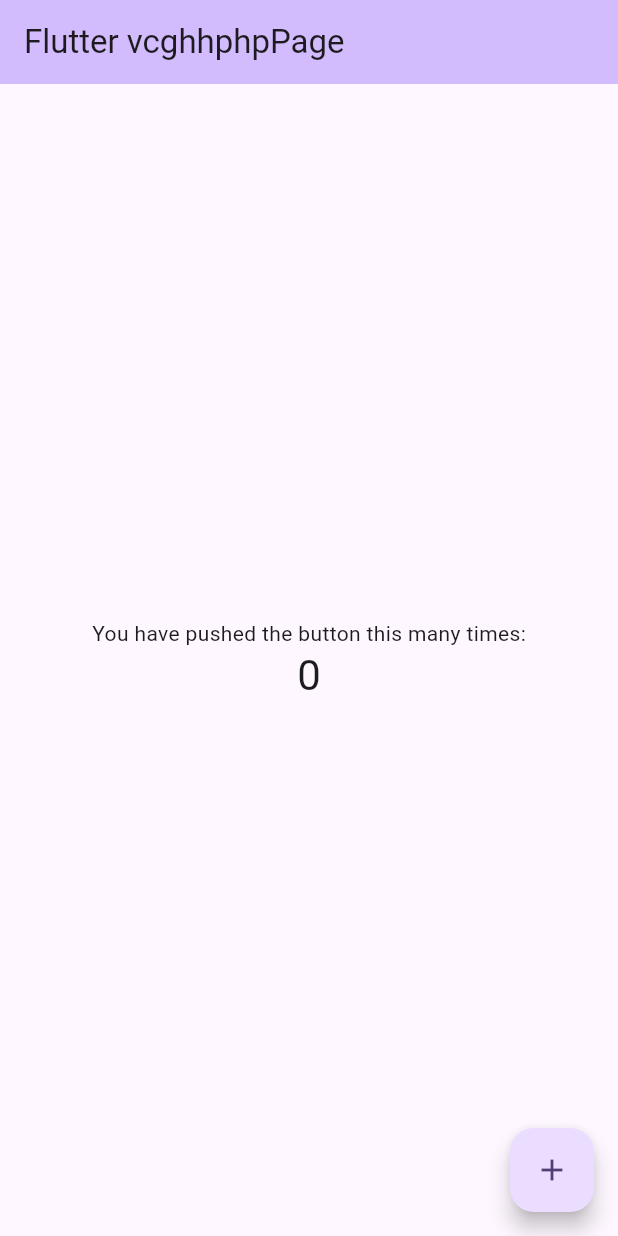
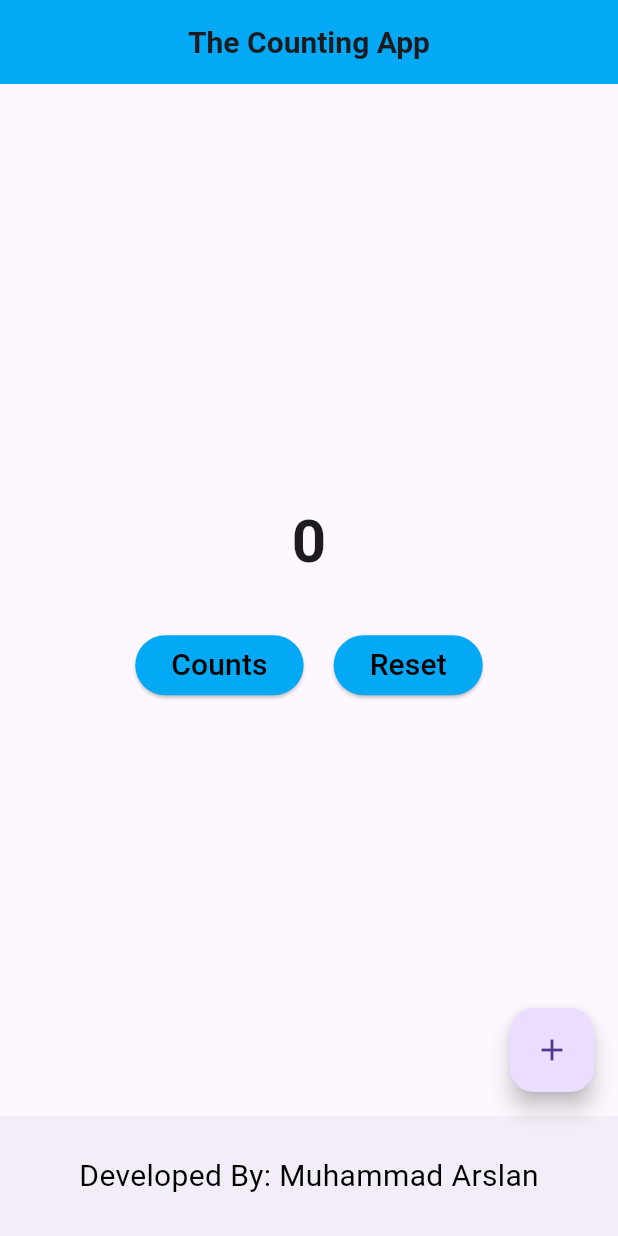
Before and after one commit to marslanflutterdev1/Flutter, a Flutter app: the screen it shows after launch, on a phone screen of 412 x 824 dp. Run offline on Flutter 3.47's test engine with Material 3 defaults, Android fonts, the phone set to English and light mode, and no system bars.

Commit message:
The counting default app

```diff
--- /dev/null
+++ b/lib/defaultCounterApp/countingApp.dart
@@ -0,0 +1,93 @@
+import 'package:flutter/material.dart';
+
+class CountingApp extends StatefulWidget {
+  const CountingApp({super.key});
+
+  @override
+  State<CountingApp> createState() => _CountingAppState();
+}
+
+class _CountingAppState extends State<CountingApp> {
+   int count = 0;
+  @override
+  Widget build(BuildContext context) {
+
+
+    // This one is counting methods
+    counter() {
+      setState(() {
+        count++;
+      });
+    }
+
+    // This one is reseting zero values
+    reset() {
+      setState(() {
+        count = 0;
+      });
+    }
+
+    return Scaffold(
+      appBar: AppBar(
+        backgroundColor: Colors.lightBlue,
+        title: const Text(
+          'The Counting App',
+          style: TextStyle(fontSize: 20, fontWeight: FontWeight.bold),
+        ),
+        centerTitle: true,
+      ),
+      body: Center(
+        child: Column(
+            mainAxisAlignment: MainAxisAlignment.center,
+            // crossAxisAlignment: CrossAxisAlignment.center,
+            children: [
+              Text(
+                '$count',
+                style:
+                    const TextStyle(fontSize: 40, fontWeight: FontWeight.bold),
+              ),
+              const SizedBox(height: 30,),
+              Row(
+                  // crossAxisAlignment: CrossAxisAlignment.center,
+                  mainAxisAlignment: MainAxisAlignment.center,
+                  children: [
+                    ElevatedButton(
+                        style: const ButtonStyle(
+                            backgroundColor:
+                                MaterialStatePropertyAll(Colors.lightBlue)),
+                        onPressed: counter,
+                        child: const Text(
+                          'Counts',
+                          style: TextStyle(color: Colors.black, fontSize: 20),
+                        )),
+                    const SizedBox(
+                      width: 20,
+                    ),
+                    ElevatedButton(
+                        style: const ButtonStyle(
+                            backgroundColor:
+                                MaterialStatePropertyAll(Colors.lightBlue)),
+                        onPressed: reset,
+                        child: const Text(
+                          'Reset',
+                          style: TextStyle(color: Colors.black, fontSize: 20),
+                        ))
+                  ]),
+            ]),
+      ),
+      floatingActionButton: const FloatingActionButton(
+          onPressed: null,
+          child: Icon(
+            Icons.add,
+          )),
+      bottomNavigationBar: const BottomAppBar(
+        child: Center(
+          child: Text(
+            'Developed By: Muhammad Arslan',
+            style: TextStyle(color: Colors.black, fontSize: 20),
+          ),
+        ),
+      ),
+    );
+  }
+}
--- a/lib/main.dart
+++ b/lib/main.dart
@@ -1,4 +1,5 @@
 import 'package:flutter/material.dart';
+import 'package:flutter_dev204/defaultCounterApp/countingApp.dart';
 
 void main() {
   runApp(const MyApp());
@@ -7,64 +8,11 @@
 class MyApp extends StatelessWidget {
   const MyApp({super.key});
 
-  // This widget is the root of your application.
   @override
   Widget build(BuildContext context) {
-    return MaterialApp(
-      title: 'Flutter Demo',
-      theme: ThemeData(
-        colorScheme: ColorScheme.fromSeed(seedColor: Colors.deepPurple),
-        useMaterial3: true,
-      ),
-      home: const MyHomePage(title: 'Flutter vcghhphpPage'),
+    return const MaterialApp(
+      debugShowCheckedModeBanner: false,
+      home: CountingApp(),
     );
   }
 }
-
-class MyHomePage extends StatefulWidget {
-  const MyHomePage({super.key, required this.title});
-
-  final String title;
-
-  @override
-  State<MyHomePage> createState() => _MyHomePageState();
-}
-
-class _MyHomePageState extends State<MyHomePage> {
-  int _counter = 0;
-
-  void _incrementCounter() {
-    setState(() {
-      _counter++;
-    });
-  }
-
-  @override
-  Widget build(BuildContext context) {
-    return Scaffold(
-      appBar: AppBar(
-        backgroundColor: Theme.of(context).colorScheme.inversePrimary,
-        title: Text(widget.title),
-      ),
-      body: Center(
-        child: Column(
-          mainAxisAlignment: MainAxisAlignment.center,
-          children: <Widget>[
-            const Text(
-              'You have pushed the button this many times:',
-            ),
-            Text(
-              '$_counter',
-              style: Theme.of(context).textTheme.headlineMedium,
-            ),
-          ],
-        ),
-      ),
-      floatingActionButton: FloatingActionButton(
-        onPressed: _incrementCounter,
-        tooltip: 'Increment',
-        child: const Icon(Icons.add),
-      ), // This trailing comma makes auto-formatting nicer for build methods.
-    );
-  }
-}
```
